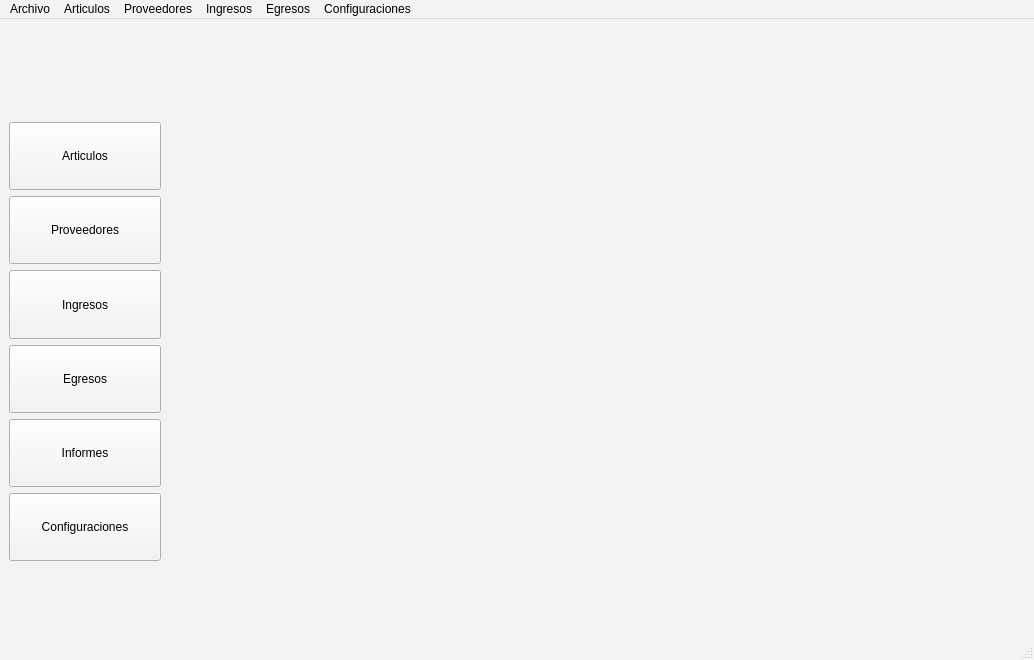
Old version of the form Vistas/gui/mainWindow.ui in the repository Lonaris/Corupel.
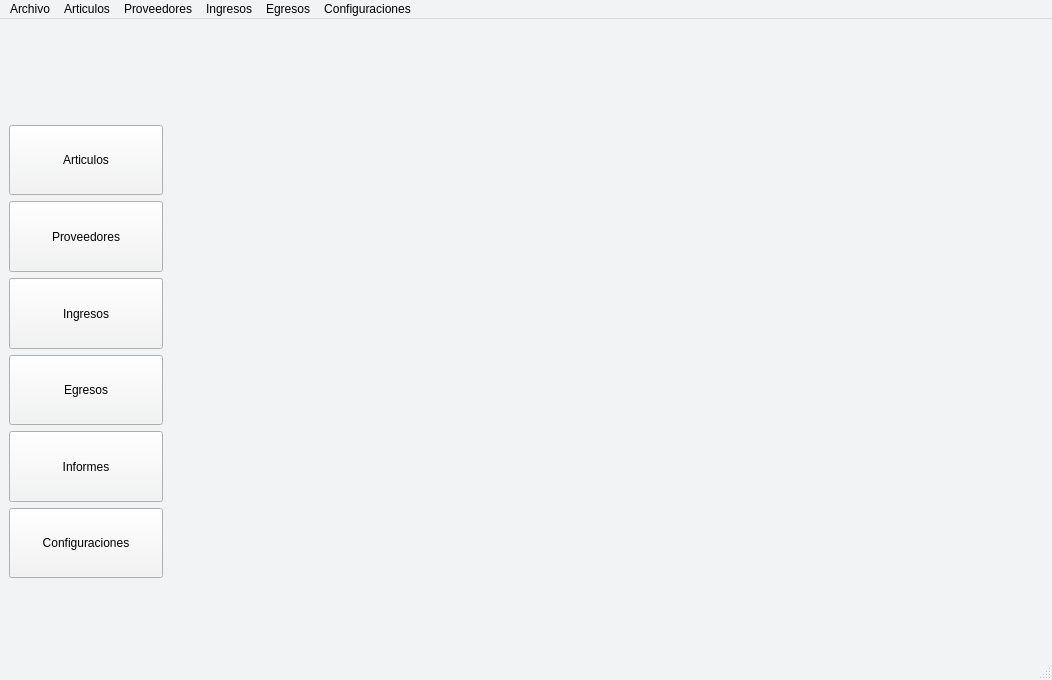
New version of the form. Icons and pictures are not drawn.

```diff
--- a/Vistas/gui/mainWindow.ui
+++ b/Vistas/gui/mainWindow.ui
@@ -6,8 +6,8 @@
    <rect>
     <x>0</x>
     <y>0</y>
-    <width>1034</width>
-    <height>660</height>
+    <width>1052</width>
+    <height>680</height>
    </rect>
   </property>
   <property name="palette">
@@ -579,7 +579,7 @@
     <rect>
      <x>0</x>
      <y>0</y>
-     <width>1034</width>
+     <width>1052</width>
      <height>21</height>
     </rect>
    </property>
```
